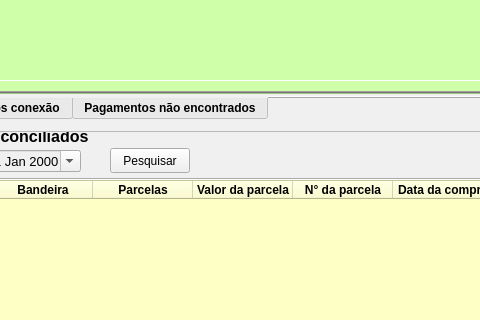
Old version of the form ui/ui_payments_conciliation.ui in the repository maatkur/card-payments; both pictures show x 229 to 709 and y 245 to 565 of the 1135 by 729 pixel window.
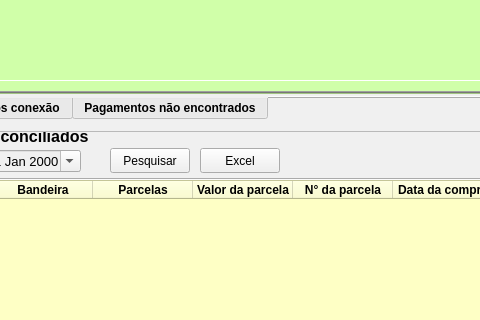
New version of the form. Icons and pictures are not drawn.

Commit message: Ending the conciliations screen

Patch:
```diff
--- a/ui/ui_payments_conciliation.ui
+++ b/ui/ui_payments_conciliation.ui
@@ -705,6 +705,23 @@
        <string>Final:</string>
       </property>
      </widget>
+     <widget class="QPushButton" name="excel_button">
+      <property name="geometry">
+       <rect>
+        <x>410</x>
+        <y>20</y>
+        <width>80</width>
+        <height>25</height>
+       </rect>
+      </property>
+      <property name="text">
+       <string>Excel</string>
+      </property>
+      <property name="icon">
+       <iconset>
+        <normaloff>../icons/excel.ico</normaloff>../icons/excel.ico</iconset>
+      </property>
+     </widget>
     </widget>
     <widget class="QFrame" name="frame_4">
      <property name="geometry">
```
The commit also changes 11 other files.
